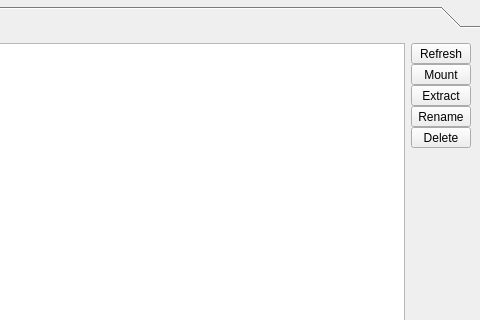
Before: the Qt Designer form src/vorta/assets/UI/archivetab.ui in borgbase/vorta, drawn with Qt 5; both pictures show x 301 to 781 and y 0 to 320 of the 781 by 447 pixel window.
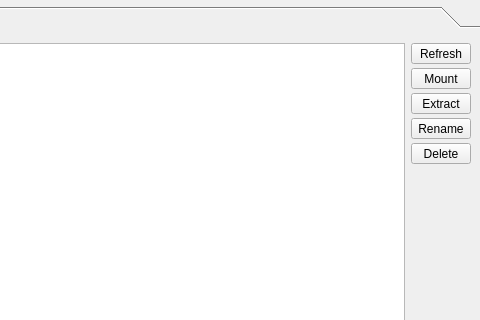
After: the same form once the commit is applied.

Commit message:
Enable and disable archive actions depending on selection.
* src/vorta/assets/UI/archivetab.ui : Put archive actions into a frame.

* src/vorta/views/archive_tab.py (ArchiveTab): Added `on_selection_change` that
	enables/disables the frame depending on the selection count.

* src/vorta/views/archive_tab.py (ArchiveTab.populate_from_profile): Clear selection.

* src/vorta/views/archive_tab.py (ArchiveTab.__toggle_all_buttons): Add `fArchiveActions`.
	Call `on_selection_change` at the end.

What changed in the file:
```diff
--- a/src/vorta/assets/UI/archivetab.ui
+++ b/src/vorta/assets/UI/archivetab.ui
@@ -151,6 +151,27 @@
          <item row="0" column="1">
           <layout class="QVBoxLayout" name="verticalLayout_5">
            <item>
+            <widget class="QFrame" name="fArchiveActions">
+             <property name="frameShape">
+              <enum>QFrame::NoFrame</enum>
+             </property>
+             <layout class="QVBoxLayout" name="verticalLayout_6">
+              <property name="spacing">
+               <number>4</number>
+              </property>
+              <property name="leftMargin">
+               <number>0</number>
+              </property>
+              <property name="topMargin">
+               <number>0</number>
+              </property>
+              <property name="rightMargin">
+               <number>0</number>
+              </property>
+              <property name="bottomMargin">
+               <number>0</number>
+              </property>
+              <item>
             <widget class="QToolButton" name="bRefreshArchive">
              <property name="sizePolicy">
               <sizepolicy hsizetype="MinimumExpanding" vsizetype="Fixed">
@@ -213,6 +234,9 @@
              <property name="text">
               <string>Delete</string>
              </property>
+               </widget>
+              </item>
+             </layout>
             </widget>
            </item>
            <item>
```
Lines whose indentation alone changed are shown as unchanged. The commit also changes 1 other file.
